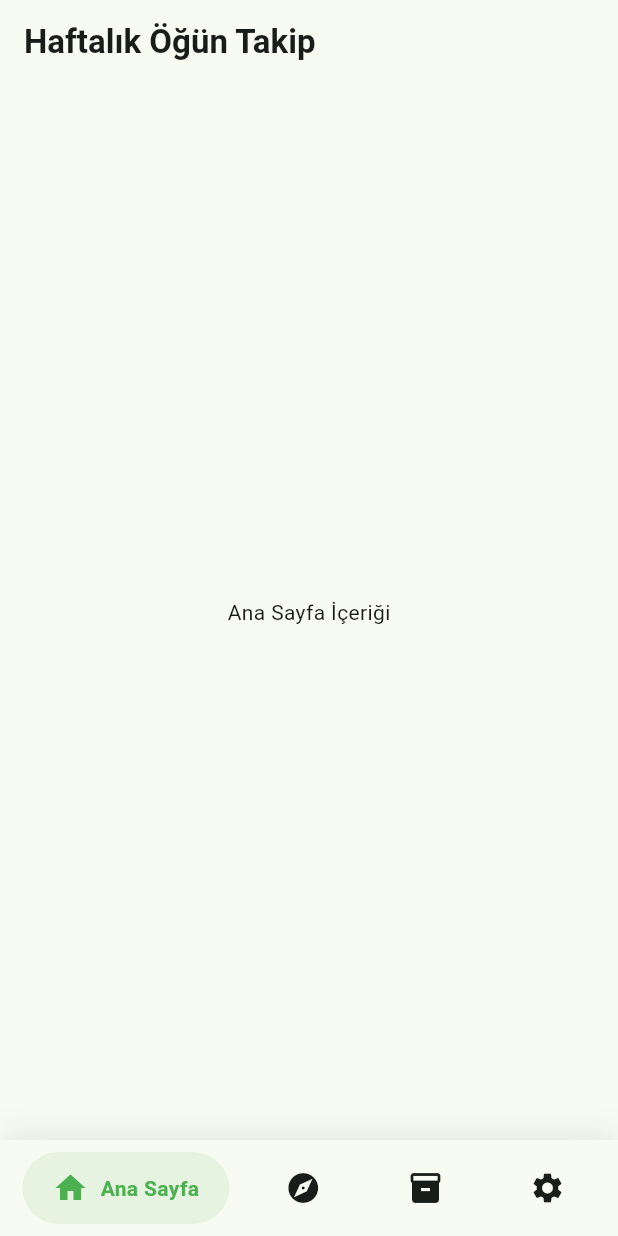
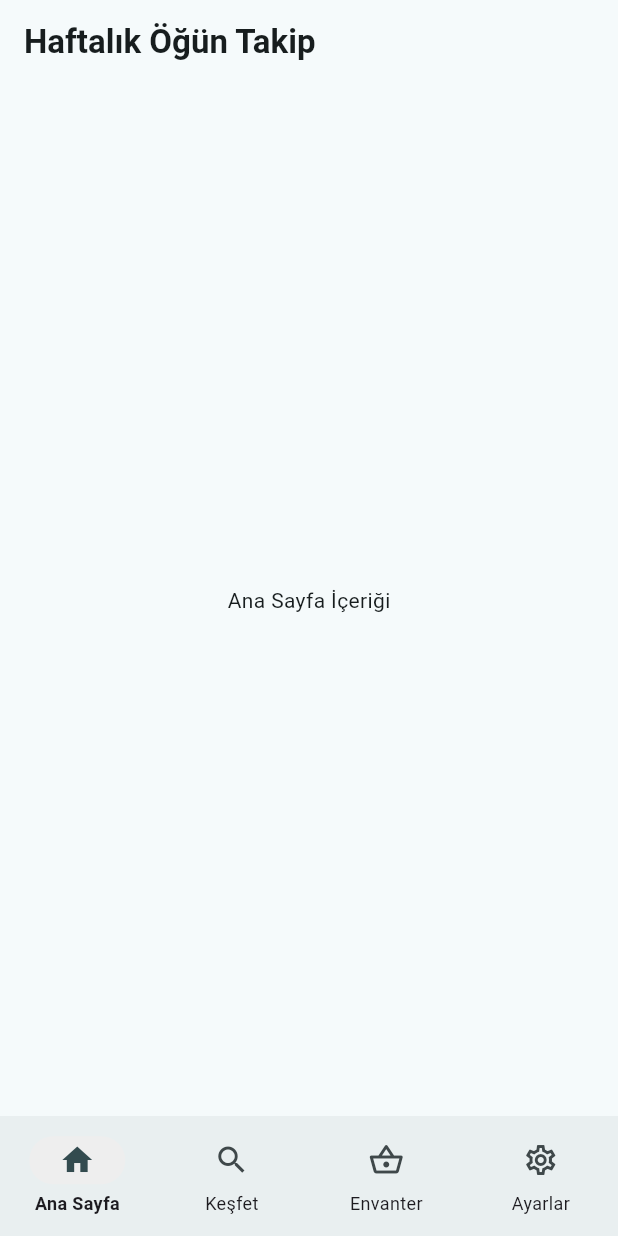
Before and after one commit to bimgeek/haftalik_ogun_planlama, a Flutter app: the screen it shows after launch, on a phone screen of 412 x 824 dp. Run offline on Flutter 3.47's test engine with Material 3 defaults, Android fonts, the phone set to English and light mode, and no system bars; drawn by our look-alikes of google_nav_bar.

Commit message:
problems cleanup + tidying ui

```diff
--- a/lib/main.dart
+++ b/lib/main.dart
@@ -1,5 +1,4 @@
 import 'package:flutter/material.dart';
-import 'package:google_nav_bar/google_nav_bar.dart';
 import 'package:provider/provider.dart';
 
 void main() {
@@ -29,26 +28,46 @@
   Widget build(BuildContext context) {
     return MaterialApp(
       title: 'Haftalık Öğün Planlama',
-      theme: ThemeData(
+      theme: ThemeData.light(
+        useMaterial3: true,
+      ).copyWith(
         colorScheme: ColorScheme.fromSeed(
-          seedColor: Colors.green,
-          primary: Colors.green,
-          secondary: Colors.lightGreen,
+          seedColor: Colors.grey,
+          primary: Colors.black,
+          secondary: Colors.grey[700]!,
         ),
-        useMaterial3: true,
+        navigationBarTheme: NavigationBarThemeData(
+          indicatorColor: Colors.grey.shade200,
+          labelTextStyle: WidgetStateProperty.resolveWith((states) {
+            if (states.contains(WidgetState.selected)) {
+              return const TextStyle(fontSize: 12, fontWeight: FontWeight.bold);
+            }
+            return const TextStyle(fontSize: 12);
+          }),
+        ),
         appBarTheme: const AppBarTheme(
           backgroundColor: Colors.transparent,
           elevation: 0,
         ),
       ),
-      darkTheme: ThemeData.dark().copyWith(
+      darkTheme: ThemeData.dark(
+        useMaterial3: true,
+      ).copyWith(
         colorScheme: ColorScheme.fromSeed(
-          seedColor: Colors.green,
-          primary: Colors.green,
-          secondary: Colors.lightGreen,
+          seedColor: Colors.grey,
+          primary: Colors.white,
+          secondary: Colors.grey[300]!,
           brightness: Brightness.dark,
         ),
-        useMaterial3: true,
+        navigationBarTheme: NavigationBarThemeData(
+          indicatorColor: Colors.grey.shade800,
+          labelTextStyle: WidgetStateProperty.resolveWith((states) {
+            if (states.contains(WidgetState.selected)) {
+              return const TextStyle(fontSize: 12, fontWeight: FontWeight.bold);
+            }
+            return const TextStyle(fontSize: 12);
+          }),
+        ),
         appBarTheme: const AppBarTheme(
           backgroundColor: Colors.transparent,
           elevation: 0,
@@ -79,57 +98,41 @@
 
   @override
   Widget build(BuildContext context) {
-    final theme = Theme.of(context);
     return Scaffold(
+      backgroundColor: Theme.of(context).colorScheme.surface,
       body: _pages[_selectedIndex],
-      bottomNavigationBar: Container(
-        decoration: BoxDecoration(
-          color: theme.colorScheme.surface,
-          boxShadow: [
-            BoxShadow(
-              blurRadius: 20,
-              color: Colors.black.withOpacity(.1),
-            ),
-          ],
-        ),
-        child: SafeArea(
-          child: Padding(
-            padding: const EdgeInsets.symmetric(horizontal: 15.0, vertical: 8),
-            child: GNav(
-              gap: 8,
-              activeColor: theme.colorScheme.primary,
-              color: theme.colorScheme.onSurface,
-              iconSize: 24,
-              padding: const EdgeInsets.symmetric(horizontal: 20, vertical: 12),
-              duration: const Duration(milliseconds: 400),
-              tabBackgroundColor: theme.colorScheme.primary.withOpacity(0.1),
-              tabs: const [
-                GButton(
-                  icon: Icons.home,
-                  text: 'Ana Sayfa',
-                ),
-                GButton(
-                  icon: Icons.explore,
-                  text: 'Keşfet',
-                ),
-                GButton(
-                  icon: Icons.inventory,
-                  text: 'Envanter',
-                ),
-                GButton(
-                  icon: Icons.settings,
-                  text: 'Ayarlar',
-                ),
-              ],
+      bottomNavigationBar: NavigationBar(
         selectedIndex: _selectedIndex,
-              onTabChange: (index) {
+        onDestinationSelected: (index) {
           setState(() {
             _selectedIndex = index;
           });
         },
+        labelBehavior: NavigationDestinationLabelBehavior.alwaysShow,
+        height: 80,
+        elevation: 0,
+        destinations: const [
+          NavigationDestination(
+            icon: Icon(Icons.home_outlined),
+            selectedIcon: Icon(Icons.home),
+            label: 'Ana Sayfa',
           ),
+          NavigationDestination(
+            icon: Icon(Icons.search_outlined),
+            selectedIcon: Icon(Icons.search),
+            label: 'Keşfet',
           ),
+          NavigationDestination(
+            icon: Icon(Icons.shopping_basket_outlined),
+            selectedIcon: Icon(Icons.shopping_basket),
+            label: 'Envanter',
           ),
+          NavigationDestination(
+            icon: Icon(Icons.settings_outlined),
+            selectedIcon: Icon(Icons.settings),
+            label: 'Ayarlar',
+          ),
+        ],
       ),
     );
   }
@@ -141,13 +144,13 @@
   @override
   Widget build(BuildContext context) {
     return Scaffold(
-      backgroundColor: Theme.of(context).colorScheme.background,
+      backgroundColor: Theme.of(context).colorScheme.surface,
       appBar: AppBar(
         title: Text(
           'Haftalık Öğün Takip',
           style: TextStyle(
             fontWeight: FontWeight.bold,
-            color: Theme.of(context).colorScheme.onBackground,
+            color: Theme.of(context).colorScheme.onSurface,
           ),
         ),
       ),
@@ -155,7 +158,7 @@
         child: Text(
           'Ana Sayfa İçeriği',
           style: TextStyle(
-            color: Theme.of(context).colorScheme.onBackground,
+            color: Theme.of(context).colorScheme.onSurface,
           ),
         ),
       ),
@@ -169,13 +172,13 @@
   @override
   Widget build(BuildContext context) {
     return Scaffold(
-      backgroundColor: Theme.of(context).colorScheme.background,
+      backgroundColor: Theme.of(context).colorScheme.surface,
       appBar: AppBar(
         title: Text(
           'Keşfet',
           style: TextStyle(
             fontWeight: FontWeight.bold,
-            color: Theme.of(context).colorScheme.onBackground,
+            color: Theme.of(context).colorScheme.onSurface,
           ),
         ),
       ),
@@ -183,7 +186,7 @@
         child: Text(
           'Keşfet İçeriği',
           style: TextStyle(
-            color: Theme.of(context).colorScheme.onBackground,
+            color: Theme.of(context).colorScheme.onSurface,
           ),
         ),
       ),
@@ -197,13 +200,13 @@
   @override
   Widget build(BuildContext context) {
     return Scaffold(
-      backgroundColor: Theme.of(context).colorScheme.background,
+      backgroundColor: Theme.of(context).colorScheme.surface,
       appBar: AppBar(
         title: Text(
           'Envanter',
           style: TextStyle(
             fontWeight: FontWeight.bold,
-            color: Theme.of(context).colorScheme.onBackground,
+            color: Theme.of(context).colorScheme.onSurface,
           ),
         ),
       ),
@@ -211,7 +214,7 @@
         child: Text(
           'Envanter İçeriği',
           style: TextStyle(
-            color: Theme.of(context).colorScheme.onBackground,
+            color: Theme.of(context).colorScheme.onSurface,
           ),
         ),
       ),
@@ -239,13 +242,13 @@
     final theme = Theme.of(context);
 
     return Scaffold(
-      backgroundColor: theme.colorScheme.background,
+      backgroundColor: theme.colorScheme.surface,
       appBar: AppBar(
         title: Text(
           'Ayarlar',
           style: TextStyle(
             fontWeight: FontWeight.bold,
-            color: theme.colorScheme.onBackground,
+            color: theme.colorScheme.onSurface,
           ),
         ),
       ),
```
Also changed, not shown: 6 other files. Lines whose indentation alone changed are shown as unchanged.
